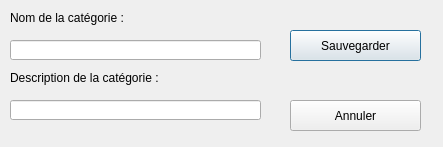
The window that popupcat.ui (Urzawrym/Newflix) describes before a commit, drawn with Qt 5.
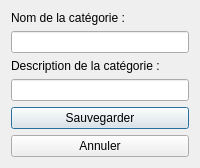
The same window after the commit.

What changed in the file:
```diff
--- a/popupcat.ui
+++ b/popupcat.ui
@@ -6,85 +6,49 @@
    <rect>
     <x>0</x>
     <y>0</y>
-    <width>443</width>
-    <height>147</height>
+    <width>200</width>
+    <height>160</height>
    </rect>
   </property>
   <property name="windowTitle">
    <string>Dialog</string>
   </property>
+  <layout class="QVBoxLayout" name="verticalLayout">
+   <item>
   <widget class="QLabel" name="label">
-   <property name="geometry">
-    <rect>
-     <x>10</x>
-     <y>10</y>
-     <width>121</width>
-     <height>16</height>
-    </rect>
-   </property>
    <property name="text">
     <string>Nom de la catégorie :</string>
    </property>
   </widget>
+   </item>
+   <item>
+    <widget class="QLineEdit" name="lineEdit"/>
+   </item>
+   <item>
   <widget class="QLabel" name="label_2">
-   <property name="geometry">
-    <rect>
-     <x>10</x>
-     <y>70</y>
-     <width>221</width>
-     <height>16</height>
-    </rect>
-   </property>
    <property name="text">
     <string>Description de la catégorie :</string>
    </property>
   </widget>
-  <widget class="QLineEdit" name="lineEdit">
-   <property name="geometry">
-    <rect>
-     <x>10</x>
-     <y>40</y>
-     <width>251</width>
-     <height>20</height>
-    </rect>
-   </property>
-  </widget>
-  <widget class="QLineEdit" name="lineEdit_2">
-   <property name="geometry">
-    <rect>
-     <x>10</x>
-     <y>100</y>
-     <width>251</width>
-     <height>20</height>
-    </rect>
-   </property>
-  </widget>
+   </item>
+   <item>
+    <widget class="QLineEdit" name="lineEdit_2"/>
+   </item>
+   <item>
   <widget class="QPushButton" name="pushButton">
-   <property name="geometry">
-    <rect>
-     <x>290</x>
-     <y>30</y>
-     <width>131</width>
-     <height>31</height>
-    </rect>
-   </property>
    <property name="text">
     <string>Sauvegarder</string>
    </property>
   </widget>
+   </item>
+   <item>
   <widget class="QPushButton" name="pushButton_2">
-   <property name="geometry">
-    <rect>
-     <x>290</x>
-     <y>100</y>
-     <width>131</width>
-     <height>31</height>
-    </rect>
-   </property>
    <property name="text">
     <string>Annuler</string>
    </property>
   </widget>
+   </item>
+  </layout>
  </widget>
  <resources/>
  <connections/>
```
Lines whose indentation alone changed are shown as unchanged.
